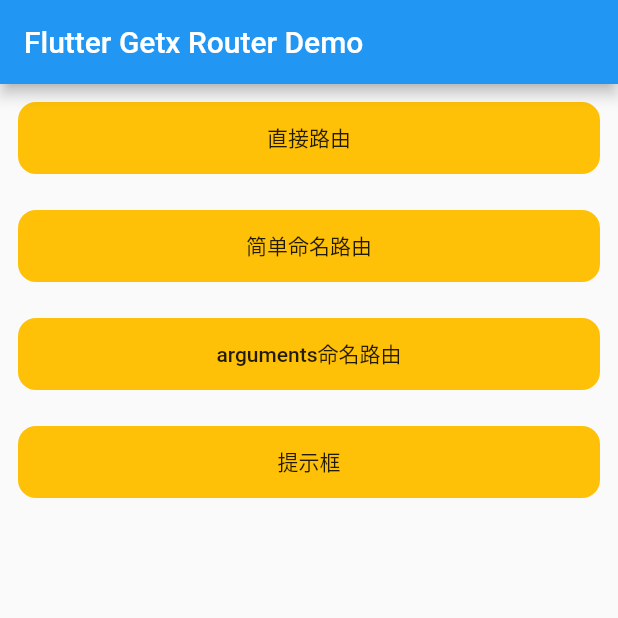
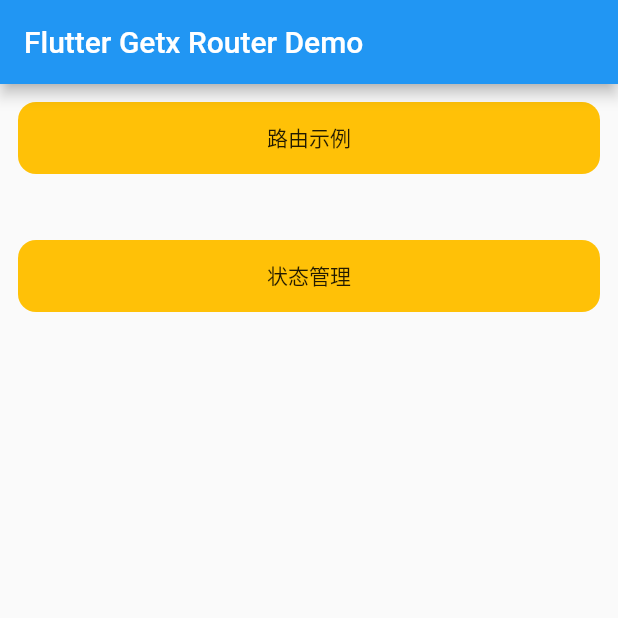
Before and after one commit to leafney/flutter_demo, a Flutter app: the screen it shows after launch, on a phone screen of 412 x 824 dp, the top half of it. Run offline on Flutter 3.47's test engine with Material 2 defaults, Android fonts, the phone set to English and light mode, and no system bars; our stand-ins replace get.

Commit message:
state demo

```diff
--- a/lib/home_page.dart
+++ b/lib/home_page.dart
@@ -1,6 +1,5 @@
 import 'package:flutter/material.dart';
 import 'package:flutter_demo/cheatBtn.dart';
-import 'package:flutter_demo/pages/other/other_page.dart';
 import 'package:flutter_demo/routes/app_routes.dart';
 import 'package:get/get.dart';
 
@@ -13,34 +12,12 @@ class MyHomePage extends StatelessWidget {
       appBar: AppBar(
         title: Text('Flutter Getx Router Demo'),
       ),
-      body: SingleChildScrollView(
-        child: Column(
-          children: [
-            CheatBtn(
-                text: '直接路由',
-                onPress: () => Get.to(
-                      OtherPage(),
-                      // transition: Transition.zoom,
-                      arguments: '直接路由',
-                    )),
-            CheatBtn(
-                text: '简单命名路由', onPress: () => Get.toNamed(AppRoutes.USER)),
-            CheatBtn(
-                text: 'arguments命名路由',
-                onPress: () async {
-                  var result =
-                      await Get.toNamed(AppRoutes.OTHER, arguments: 'nihao');
-                  print('带参数命名路由返回:$result');
-                }),
-            CheatBtn(
-                text: '提示框',
-                onPress: () => Get.snackbar(
-                      'Hi',
-                      '这是一条消息',
-                      snackPosition: SnackPosition.BOTTOM,
-                    )),
-          ],
-        ),
+      body: Column(
+        children: [
+          CheatBtn(text: '路由示例', onPress: () => Get.toNamed(AppRoutes.NAV)),
+          SizedBox(height: 20),
+          CheatBtn(text: '状态管理', onPress: () => Get.toNamed(AppRoutes.State)),
+        ],
       ),
     );
   }
--- a/lib/main.dart
+++ b/lib/main.dart
@@ -1,5 +1,6 @@
 import 'package:flutter/material.dart';
 import 'package:flutter_demo/home_page.dart';
+import 'package:flutter_demo/pages/navs/unknow_page.dart';
 import 'package:flutter_demo/routes/app_pages.dart';
 import 'package:get/get.dart';
 
@@ -15,7 +16,9 @@ class MyApp extends StatelessWidget {
       ),
       home: MyHomePage(),
       getPages: AppPages.pages, // 页面
-      defaultTransition: Transition.upToDown, // 默认页面切换方式
+      unknownRoute: GetPage(name: '/unknow', page: () => UnknowPage()), // 404页面
+      // defaultTransition: Transition.upToDown, // 默认页面切换方式
+      // themeMode: ThemeMode.system,
     );
   }
 }
--- /dev/null
+++ b/lib/pages/states/simple_count/count_controller.dart
@@ -0,0 +1,5 @@
+import 'package:get/get.dart';
+
+class CountController extends GetxController {
+  // int _counter = 0;
+}
--- a/lib/routes/app_pages.dart
+++ b/lib/routes/app_pages.dart
@@ -1,6 +1,9 @@
 import 'package:flutter_demo/home_page.dart';
-import 'package:flutter_demo/pages/other/other_page.dart';
-import 'package:flutter_demo/pages/user/user_page.dart';
+import 'package:flutter_demo/pages/navs/nav_page.dart';
+import 'package:flutter_demo/pages/navs/other_page.dart';
+
+import 'package:flutter_demo/pages/navs/user_page.dart';
+import 'package:flutter_demo/pages/states/state_page.dart';
 import 'package:flutter_demo/routes/app_routes.dart';
 import 'package:get/route_manager.dart';
 
@@ -10,6 +13,10 @@ abstract class AppPages {
       name: AppRoutes.HOME,
       page: () => MyHomePage(),
       transition: Transition.rightToLeftWithFade,
+    ),
+    GetPage(
+      name: AppRoutes.NAV,
+      page: () => NavPage(),
     ),
     GetPage(
       name: AppRoutes.OTHER,
@@ -25,5 +32,9 @@ abstract class AppPages {
       name: '${AppRoutes.USER}/:name',
       page: () => UserPage(),
     ),
+    GetPage(
+      name: AppRoutes.State,
+      page: () => StatePage(),
+    ),
   ];
 }
--- a/lib/routes/app_routes.dart
+++ b/lib/routes/app_routes.dart
@@ -1,6 +1,8 @@
 abstract class AppRoutes {
   static const INITIAL = '/';
   static const HOME = '/home';
+  static const NAV = '/nav';
   static const OTHER = '/other';
   static const USER = '/user';
+  static const State = '/state';
 }
```
Also changed, not shown: lib/pages/navs/nav_page.dart (added, +45 -0 lines), lib/pages/navs/unknow_page.dart (added, +12 -0 lines), lib/pages/states/state_page.dart (added, +12 -0 lines), lib/pages/navs/other_page.dart (renamed from lib/pages/other/other_page.dart), lib/pages/navs/user_page.dart (renamed from lib/pages/user/user_page.dart).
